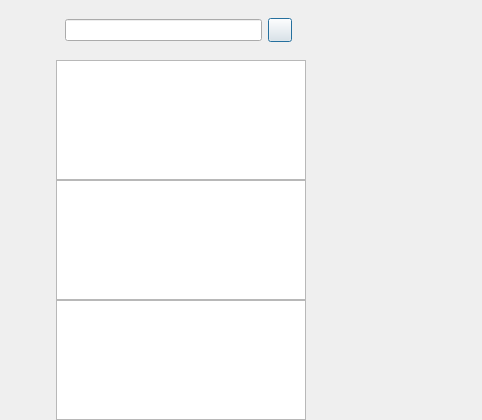
Above: ChatClient/chatdialog.ui from zyuhao7/WeChat before the change. Below: the same form after it.
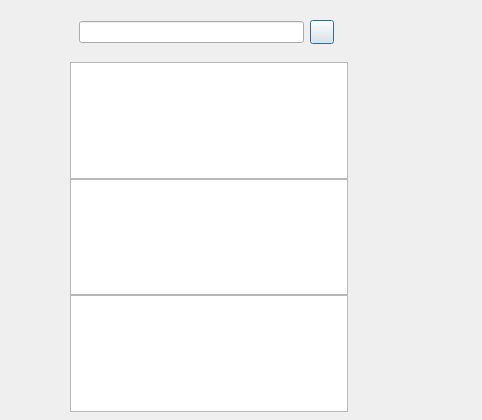
That is the form after the change. Custom widgets are drawn as their Qt base class.

Commit message:
feat(client): extend the liquid-glass look to the chat and contact pages
Frosted cards for the session list and chat area, rounded avatars, gradient
message bubbles, a glass input box and glass send/receive buttons. The
backdrop stays still on the chat page so the busy lists aren't repainted
every frame.

What changed in the file:
```diff
--- a/ChatClient/chatdialog.ui
+++ b/ChatClient/chatdialog.ui
@@ -39,25 +39,25 @@
      </property>
      <property name="minimumSize">
       <size>
-       <width>56</width>
+       <width>64</width>
        <height>0</height>
       </size>
      </property>
      <property name="maximumSize">
       <size>
-       <width>56</width>
+       <width>64</width>
        <height>16777215</height>
       </size>
      </property>
      <layout class="QVBoxLayout" name="verticalLayout">
       <property name="spacing">
-       <number>7</number>
+       <number>0</number>
       </property>
       <property name="leftMargin">
-       <number>10</number>
+       <number>12</number>
       </property>
       <property name="topMargin">
-       <number>30</number>
+       <number>16</number>
       </property>
       <property name="rightMargin">
        <number>0</number>
@@ -69,7 +69,7 @@
        <widget class="QWidget" name="widget" native="true">
         <layout class="QVBoxLayout" name="verticalLayout_3">
          <property name="spacing">
-          <number>30</number>
+          <number>18</number>
          </property>
          <property name="leftMargin">
           <number>0</number>
@@ -106,14 +106,14 @@
           <widget class="StateWidget" name="side_chat_lb" native="true">
            <property name="minimumSize">
             <size>
-             <width>30</width>
-             <height>30</height>
+             <width>40</width>
+             <height>40</height>
             </size>
            </property>
            <property name="maximumSize">
             <size>
-             <width>30</width>
-             <height>30</height>
+             <width>40</width>
+             <height>40</height>
             </size>
            </property>
           </widget>
@@ -122,18 +122,31 @@
           <widget class="StateWidget" name="side_contact_lb" native="true">
            <property name="minimumSize">
             <size>
-             <width>30</width>
-             <height>30</height>
+             <width>40</width>
+             <height>40</height>
             </size>
            </property>
            <property name="maximumSize">
             <size>
-             <width>30</width>
-             <height>30</height>
+             <width>40</width>
+             <height>40</height>
             </size>
            </property>
           </widget>
          </item>
+         <item>
+          <spacer name="side_icon_spacer">
+           <property name="orientation">
+            <enum>Qt::Orientation::Vertical</enum>
+           </property>
+           <property name="sizeHint" stdset="0">
+            <size>
+             <width>20</width>
+             <height>0</height>
+            </size>
+           </property>
+          </spacer>
+         </item>
         </layout>
        </widget>
       </item>
@@ -157,13 +170,13 @@
     <widget class="QWidget" name="chat_user_wid" native="true">
      <property name="minimumSize">
       <size>
-       <width>0</width>
+       <width>290</width>
        <height>0</height>
       </size>
      </property>
      <property name="maximumSize">
       <size>
-       <width>250</width>
+       <width>290</width>
        <height>16777215</height>
       </size>
      </property>
@@ -172,16 +185,16 @@
        <number>0</number>
       </property>
       <property name="leftMargin">
-       <number>0</number>
+       <number>6</number>
       </property>
       <property name="topMargin">
-       <number>0</number>
+       <number>2</number>
       </property>
       <property name="rightMargin">
-       <number>0</number>
+       <number>6</number>
       </property>
       <property name="bottomMargin">
-       <number>0</number>
+       <number>8</number>
       </property>
       <item>
        <widget class="QWidget" name="search_wid" native="true">
@@ -261,15 +274,42 @@
     </widget>
    </item>
    <item>
-    <widget class="QStackedWidget" name="stackedWidget">
-     <widget class="ChatPage" name="chat_page"/>
-     <widget class="FriendInfoPage" name="friend_info_page"/>
-     <widget class="ApplyFriendPage" name="friend_apply_page"/>
+    <widget class="GlassPanel" name="chat_card" native="true">
+     <layout class="QVBoxLayout" name="chat_card_layout">
+      <property name="spacing">
+       <number>0</number>
+      </property>
+      <property name="leftMargin">
+       <number>0</number>
+      </property>
+      <property name="topMargin">
+       <number>0</number>
+      </property>
+      <property name="rightMargin">
+       <number>0</number>
+      </property>
+      <property name="bottomMargin">
+       <number>0</number>
+      </property>
+      <item>
+       <widget class="QStackedWidget" name="stackedWidget">
+        <widget class="ChatPage" name="chat_page"/>
+        <widget class="FriendInfoPage" name="friend_info_page"/>
+        <widget class="ApplyFriendPage" name="friend_apply_page"/>
+       </widget>
+      </item>
+     </layout>
     </widget>
    </item>
   </layout>
  </widget>
  <customwidgets>
+  <customwidget>
+   <class>GlassPanel</class>
+   <extends>QWidget</extends>
+   <header>liquidglass.h</header>
+   <container>1</container>
+  </customwidget>
   <customwidget>
    <class>ClickedBtn</class>
    <extends>QPushButton</extends>
```
Left out of the diff: 2 changed lines with no effect on the pictures. The commit also changes 16 other files.
